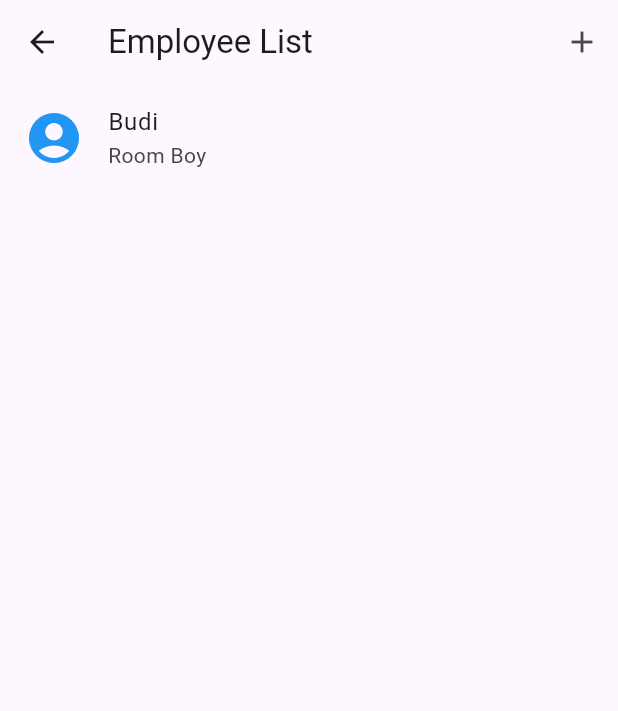
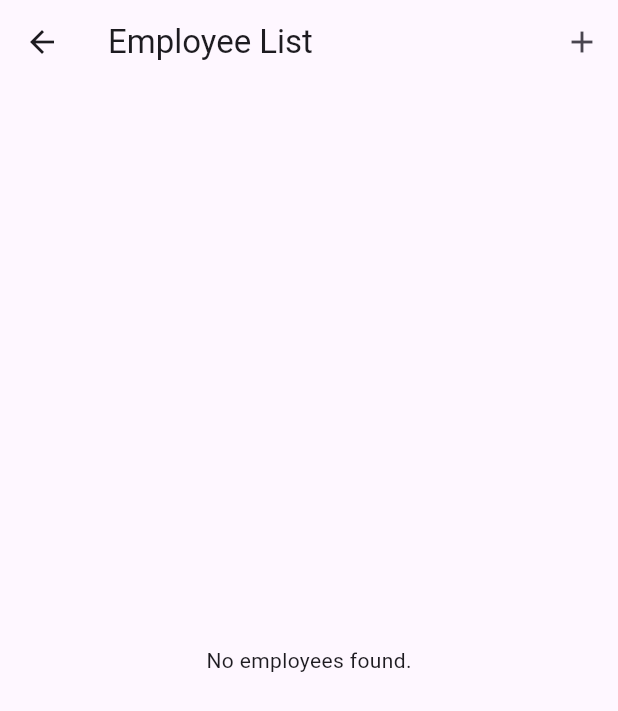
Before and after one commit to 221110383-Shefanny/Penthouse, a Flutter app: the Employee screen opened directly, on a phone screen of 412 x 824 dp. Shown: the top 711 px of the screen. Run offline on Flutter 3.47's test engine with Material 3 defaults, Android fonts, the phone set to English and light mode, and no system bars; our stand-ins replace cloud_firestore, firebase_auth, firebase_core, image_picker; accounts and stored records are empty.

Commit message:
firestore username

```diff
--- a/lib/pages/supervisor/employee.dart
+++ b/lib/pages/supervisor/employee.dart
@@ -1,5 +1,5 @@
+import 'package:cloud_firestore/cloud_firestore.dart';
 import 'package:flutter/material.dart';
-import 'package:flutter_application_9/employee_list.dart';
 import 'package:flutter_application_9/pages/regist_employee.dart';
 
 class Employee extends StatefulWidget {
@@ -14,32 +14,50 @@ class _EmployeeState extends State<Employee> {
   Widget build(BuildContext context) {
     return Scaffold(
       appBar: AppBar(
-        title: Text('Employee List'),
+        title: const Text('Employee List'),
         actions: [
           IconButton(
             onPressed: () {
-              Navigator.push(context,
-                      MaterialPageRoute(builder: (context) => RegistEmployee()))
-                  .then((_) {
+              Navigator.push(
+                context,
+                MaterialPageRoute(builder: (context) => const RegistEmployee()),
+              ).then((_) {
                 setState(() {});
               });
             },
-            icon: Icon(Icons.add),
+            icon: const Icon(Icons.add),
           ),
         ],
       ),
-      body: ListView.builder(
+      body: StreamBuilder<QuerySnapshot>(
+        stream: FirebaseFirestore.instance.collection('employees').snapshots(),
+        builder: (context, snapshot) {
+          if (snapshot.connectionState == ConnectionState.waiting) {
+            return const Center(child: CircularProgressIndicator());
+          }
+          if (!snapshot.hasData || snapshot.data!.docs.isEmpty) {
+            return const Center(child: Text('No employees found.'));
+          }
+
+          final employees = snapshot.data!.docs;
+
+          return ListView.builder(
             itemCount: employees.length,
             itemBuilder: (context, index) {
-          final employee = employees[index];
+              final employeeData = employees[index];
               return ListTile(
                 leading: Icon(
-              employee.icon,
+                  IconData(
+                    employeeData['icon'] ?? Icons.account_circle.codePoint,
+                    fontFamily: 'MaterialIcons',
+                  ),
                   size: 40,
                   color: Colors.blue,
                 ),
-            title: Text(employee.name),
-            subtitle: Text(employee.position),
+                title: Text(employeeData['name'] ?? 'No Name'),
+                subtitle: Text(employeeData['position'] ?? 'No Position'),
+              );
+            },
           );
         },
       ),
```
Also changed, not shown: lib/main.dart (+7 -2 lines), lib/pages/login.dart (+30 -0 lines), lib/pages/regist_employee.dart (+20 -15 lines), pubspec.yaml (+5 -19 lines), pubspec.lock, 4 other files. Lines whose indentation alone changed are shown as unchanged.
